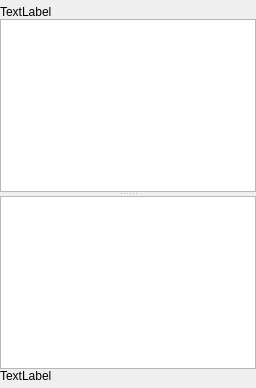
First picture: the form in debugger/registerdisplaydialog.ui, repository christopherpow/nesicide, before the edit.
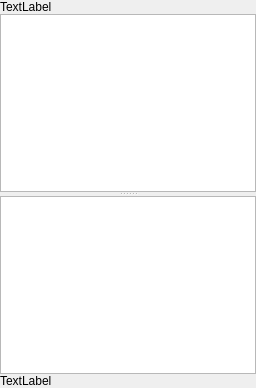
Second picture: the form after the edit.

Diff of the .ui file:
```diff
--- a/debugger/registerdisplaydialog.ui
+++ b/debugger/registerdisplaydialog.ui
@@ -10,6 +10,12 @@
     <height>388</height>
    </rect>
   </property>
+  <property name="sizePolicy">
+   <sizepolicy hsizetype="Preferred" vsizetype="Preferred">
+    <horstretch>0</horstretch>
+    <verstretch>0</verstretch>
+   </sizepolicy>
+  </property>
   <property name="windowTitle">
    <string>Dialog</string>
   </property>
@@ -17,18 +23,9 @@
    <property name="spacing">
     <number>0</number>
    </property>
-   <property name="leftMargin">
+   <property name="margin">
     <number>0</number>
    </property>
-   <property name="topMargin">
-    <number>5</number>
-   </property>
-   <property name="rightMargin">
-    <number>0</number>
-   </property>
-   <property name="bottomMargin">
-    <number>5</number>
-   </property>
    <item>
     <widget class="QLabel" name="info">
      <property name="text">
```
Left out of the diff: 21 changed lines with no effect on the pictures.
